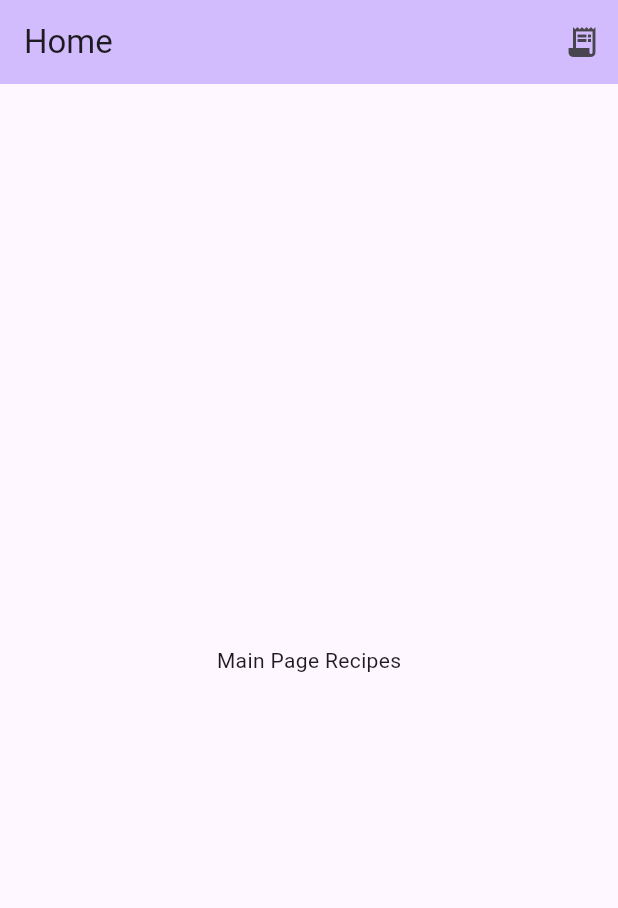
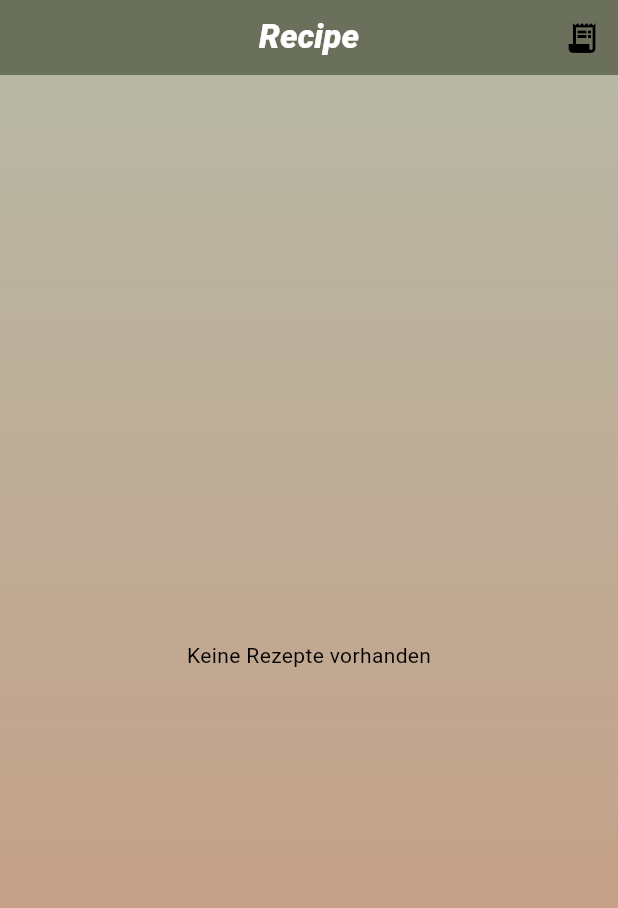
Before and after one commit to jonaah/rezept, a Flutter app: the screen it shows after launch, on a phone screen of 412 x 824 dp. Shown: the top 908 px of the screen. Run offline on Flutter 3.47's test engine with Material 3 defaults, Android fonts, the phone set to English and light mode, and no system bars.

Commit message:
Fixed extraction bug + UI improved

```diff
--- a/lib/data/repositories/recipe_extraction_repository.dart
+++ b/lib/data/repositories/recipe_extraction_repository.dart
@@ -9,7 +9,7 @@ class RecipeExtractionRepository {
       : _overrideExtractor = overrideExtractor;
 
   Future<Recipe> extract(String url) => _overrideExtractor != null
-      ? _overrideExtractor!(url)
+      ? _overrideExtractor(url)
       : _service.extractFromUrl(url);
   Recipe parseHtml(String html, {String? sourceUrl}) => _service.parseHtml(html, sourceUrl: sourceUrl);
 }
--- a/lib/data/services/recipe_extraction_service.dart
+++ b/lib/data/services/recipe_extraction_service.dart
@@ -232,7 +232,7 @@ class RecipeExtractionService {
     final uniqIngredients = _dedupe(ingredientsText);
     final uniqSteps = _dedupe(stepsText);
 
-    if ((uniqIngredients.isEmpty && uniqSteps.isEmpty) || uniqIngredients.length < 3 || uniqSteps.isEmpty) return null;
+    if ((uniqIngredients.isEmpty && uniqSteps.isEmpty) || uniqIngredients.length < 4 || uniqSteps.isEmpty) return null;
 
     return Recipe(
       id: DateTime.now().millisecondsSinceEpoch.toString(),
--- a/lib/main.dart
+++ b/lib/main.dart
@@ -19,8 +19,8 @@ class MyApp extends StatelessWidget {
     return MaterialApp(
       title: 'Flutter Demo',
       theme: AppTheme.light(),
-      darkTheme: AppTheme.dark(),
-      themeMode: ThemeMode.system,
+      darkTheme: AppTheme.light(),
+      themeMode: ThemeMode.light,
       onGenerateRoute: AppRouter.onGenerateRoute,
       initialRoute: '/',
       debugShowCheckedModeBanner: false,
--- a/lib/routing/app_router.dart
+++ b/lib/routing/app_router.dart
@@ -8,7 +8,7 @@ class AppRouter {
   static Route<dynamic> onGenerateRoute(RouteSettings settings) {
     switch (settings.name) {
       case '/':
-        return MaterialPageRoute(builder: (_) => const MainPage(title: 'Home'));
+        return MaterialPageRoute(builder: (_) => const MainPage(title: 'Recipe'));
       case '/extract':
         return MaterialPageRoute(builder: (_) => const RecipeExtractionScreen());
       case '/recipe':
--- a/lib/ui/core/themes/app_theme.dart
+++ b/lib/ui/core/themes/app_theme.dart
@@ -4,15 +4,32 @@ class AppTheme {
   const AppTheme._();
 
   static ThemeData light() {
+    const primaryColor = Color(0xFF6B705C);
+    const secondaryColor = Color(0xFFCB997E);
+    const backgroundColor = Color(0xFFB7B7A4);
+
     return ThemeData(
-      colorScheme: ColorScheme.fromSeed(seedColor: Colors.deepPurple),
+      colorScheme: ColorScheme(
+        brightness: Brightness.light,
+        primary: primaryColor,
+        onPrimary: Colors.white,
+        secondary: secondaryColor,
+        onSecondary: Colors.white,
+        background: backgroundColor,
+        onBackground: Colors.black,
+        surface: Colors.white,
+        surfaceContainerHighest: Color(0xFFFFE8D6),
+        onSurface: Colors.black,
+        error: Colors.red,
+        onError: Colors.white,
+      ),
       useMaterial3: true,
     );
   }
 
   static ThemeData dark() {
     return ThemeData(
-      colorScheme: ColorScheme.fromSeed(seedColor: Colors.deepPurple, brightness: Brightness.dark),
+      colorScheme: ColorScheme.fromSeed(seedColor: const Color(0xFFDDBEA9), brightness: Brightness.dark),
       useMaterial3: true,
     );
   }
--- a/lib/ui/mainPage/view_model/mainPageViewModel.dart
+++ b/lib/ui/mainPage/view_model/mainPageViewModel.dart
@@ -1,5 +1,42 @@
 import 'package:flutter/material.dart';
 
+import '../../../data/repositories/recipe_repository.dart';
+import '../../../domain/models/recipe.dart';
+
 class MainPageViewModel extends ChangeNotifier {
-  // ViewModel logic for MainPage goes here.
+  final RecipeRepository _repo;
+
+  MainPageViewModel({RecipeRepository? repository})
+      : _repo = repository ?? recipeRepository;
+
+  bool _loading = false;
+  bool get loading => _loading;
+
+  List<Recipe> _recipes = const [];
+  List<Recipe> get recipes => _recipes;
+
+  void _notifyRepoChange() {
+    // Reload list when repository changes (upsert/delete)
+    load();
+  }
+
+  Future<void> init() async {
+    _repo.addListener(_notifyRepoChange);
+    await load();
+  }
+
+  Future<void> load() async {
+    _loading = true;
+    notifyListeners();
+    final list = await _repo.getAll();
+    _recipes = list;
+    _loading = false;
+    notifyListeners();
+  }
+
+  @override
+  void dispose() {
+    _repo.removeListener(_notifyRepoChange);
+    super.dispose();
+  }
 }
--- a/lib/ui/mainPage/widgets/mainPage.dart
+++ b/lib/ui/mainPage/widgets/mainPage.dart
@@ -1,5 +1,8 @@
+import 'dart:ui';
+
 import 'package:flutter/material.dart';
 import '../view_model/mainPageViewModel.dart';
+import 'recipe_grid_tile.dart';
 
 class MainPage extends StatefulWidget {
   const MainPage({super.key, required this.title});
@@ -10,25 +13,74 @@ class MainPage extends StatefulWidget {
 }
 
 class _MainPage extends State<MainPage> {
-  late final _MainPage _vm;
+  late final MainPageViewModel _vm;
 
   @override
   void initState() {
     super.initState();
+    _vm = MainPageViewModel();
+    _vm.addListener(_onChanged);
+    _vm.init();
   }
+
+  void _onChanged() => setState(() {});
 
   @override
   void dispose() {
+    _vm.removeListener(_onChanged);
+    _vm.dispose();
     super.dispose();
   }
 
+  Widget _buildBody() {
+    if (_vm.loading) {
+      return const Center(child: CircularProgressIndicator());
+    }
+    if (_vm.recipes.isEmpty) {
+      return const Center(child: Text('Keine Rezepte vorhanden'));
+    }
+
+    return RefreshIndicator(
+      onRefresh: _vm.load,
+      child: LayoutBuilder(
+        builder: (context, constraints) {
+          final width = constraints.maxWidth;
+          int crossAxisCount = (width / 200).floor();
+          if (crossAxisCount < 2) crossAxisCount = 2;
+          return GridView.builder(
+            padding: const EdgeInsets.all(12),
+            gridDelegate: SliverGridDelegateWithFixedCrossAxisCount(
+              crossAxisCount: crossAxisCount,
+              crossAxisSpacing: 12,
+              mainAxisSpacing: 12,
+              childAspectRatio: 0.8,
+            ),
+            itemCount: _vm.recipes.length,
+            itemBuilder: (context, index) {
+              final r = _vm.recipes[index];
+              return RecipeGridTile(
+                recipe: r,
+                onTap: () => Navigator.of(context).pushNamed('/recipe', arguments: r.id),
+              );
+            },
+          );
+        },
+      ),
+    );
+  }
 
   @override
   Widget build(BuildContext context) {
     return Scaffold(
       appBar: AppBar(
-        backgroundColor: Theme.of(context).colorScheme.inversePrimary,
-        title: Text(widget.title),
+        backgroundColor:  Theme.of(context).colorScheme.primary,
+        centerTitle: true,
+        toolbarHeight: 50,
+        title: Text(
+            widget.title,
+            style: const TextStyle(fontWeight: FontWeight.w900, fontStyle: FontStyle.italic, color: Colors.white),
+            textAlign: TextAlign.center,
+        ),
         actions: [
           IconButton(
             tooltip: 'Rezept Extraktion',
@@ -37,13 +89,19 @@ class _MainPage extends State<MainPage> {
           ),
         ],
       ),
-      body: Center(
-        child: Column(
-          mainAxisAlignment: MainAxisAlignment.center,
-          children: <Widget>[
-            const Text('Main Page Recipes'),
-          ],
-        ),
+      body: Stack(
+        children: [
+          Container(
+            decoration:  BoxDecoration(
+              gradient: LinearGradient(
+                colors: [Theme.of(context).colorScheme.background, Theme.of(context).colorScheme.secondary],
+                begin: Alignment.topCenter,
+                end: Alignment.bottomCenter,
+              ),
+            ),
+          ),
+          _buildBody(),
+        ],
       ),
     );
   }
--- a/lib/ui/recipe_extraction/widgets/recipe_extraction_screen.dart
+++ b/lib/ui/recipe_extraction/widgets/recipe_extraction_screen.dart
@@ -1,6 +1,5 @@
 import 'package:flutter/material.dart';
 import '../../recipe_extraction/view_model/recipe_extraction_view_model.dart';
-import 'package:cupertino_icons/cupertino_icons.dart';
 
 class RecipeExtractionScreen extends StatefulWidget {
   const RecipeExtractionScreen({super.key});
@@ -87,7 +86,7 @@ class _RecipeExtractionScreenState extends State<RecipeExtractionScreen> {
               if (r.ingredients.isNotEmpty) ...[
                 const Text('Zutaten', style: TextStyle(fontWeight: FontWeight.bold)),
                 const SizedBox(height: 4),
-                ...r.ingredients.map((i) => Text('• $i')),
+                ...r.ingredients.map((i) => Text('\u2022 $i')),
                 const SizedBox(height: 16),
               ],
               if (r.steps.isNotEmpty) ...[
```
Also changed, not shown: lib/data/services/recipe_storage_service.dart (+6 -1 lines), lib/domain/models/recipe.dart (+63 -9 lines), lib/ui/mainPage/widgets/recipe_grid_tile.dart (added, +106 -0 lines), 2 other files.
